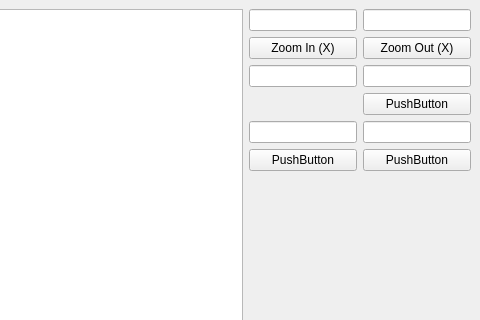
Old version of the form scripts/HFIR_4Circle_Reduction/View3DWidget.ui in the repository mantidproject/mantid; both pictures show x 711 to 1191 and y 0 to 320 of the 1191 by 593 pixel window.
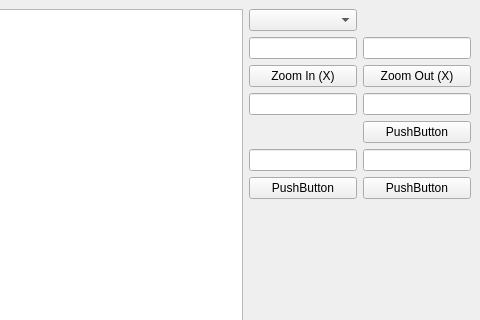
New version of the form. Custom widgets are drawn as their Qt base class.

The edit to the form file:
```diff
--- a/scripts/HFIR_4Circle_Reduction/View3DWidget.ui
+++ b/scripts/HFIR_4Circle_Reduction/View3DWidget.ui
@@ -22,14 +22,14 @@
       </item>
       <item>
        <layout class="QGridLayout" name="gridLayout_2">
-        <item row="5" column="2">
-         <widget class="QPushButton" name="pushButton">
+        <item row="4" column="3">
+         <widget class="QPushButton" name="pushButton_3">
           <property name="text">
            <string>PushButton</string>
           </property>
          </widget>
         </item>
-        <item row="0" column="2">
+        <item row="1" column="2">
          <widget class="QLineEdit" name="lineEdit_">
           <property name="sizePolicy">
            <sizepolicy hsizetype="Preferred" vsizetype="Fixed">
@@ -39,21 +39,24 @@
           </property>
          </widget>
         </item>
-        <item row="1" column="3">
-         <widget class="QPushButton" name="pushButton_5">
-          <property name="text">
-           <string>Zoom Out (X)</string>
+        <item row="3" column="3">
+         <widget class="QLineEdit" name="lineEdit_4">
+          <property name="sizePolicy">
+           <sizepolicy hsizetype="Preferred" vsizetype="Fixed">
+            <horstretch>0</horstretch>
+            <verstretch>0</verstretch>
+           </sizepolicy>
           </property>
          </widget>
         </item>
-        <item row="5" column="3">
+        <item row="6" column="3">
          <widget class="QPushButton" name="pushButton_2">
           <property name="text">
            <string>PushButton</string>
           </property>
          </widget>
         </item>
-        <item row="4" column="2">
+        <item row="5" column="2">
          <widget class="QLineEdit" name="lineEdit_5">
           <property name="sizePolicy">
            <sizepolicy hsizetype="Preferred" vsizetype="Fixed">
@@ -63,7 +66,7 @@
           </property>
          </widget>
         </item>
-        <item row="0" column="3">
+        <item row="1" column="3">
          <widget class="QLineEdit" name="lineEdit_2">
           <property name="sizePolicy">
            <sizepolicy hsizetype="Preferred" vsizetype="Fixed">
@@ -73,24 +76,14 @@
           </property>
          </widget>
         </item>
-        <item row="2" column="2">
-         <widget class="QLineEdit" name="lineEdit_3">
-          <property name="sizePolicy">
-           <sizepolicy hsizetype="Preferred" vsizetype="Fixed">
-            <horstretch>0</horstretch>
-            <verstretch>0</verstretch>
-           </sizepolicy>
-          </property>
-         </widget>
-        </item>
-        <item row="3" column="3">
-         <widget class="QPushButton" name="pushButton_3">
+        <item row="8" column="3">
+         <widget class="QPushButton" name="pushButton_quit">
           <property name="text">
-           <string>PushButton</string>
+           <string>Close</string>
           </property>
          </widget>
         </item>
-        <item row="6" column="3">
+        <item row="7" column="3">
          <spacer name="verticalSpacer">
           <property name="orientation">
            <enum>Qt::Vertical</enum>
@@ -103,40 +96,50 @@
           </property>
          </spacer>
         </item>
+        <item row="3" column="2">
+         <widget class="QLineEdit" name="lineEdit_3">
+          <property name="sizePolicy">
+           <sizepolicy hsizetype="Preferred" vsizetype="Fixed">
+            <horstretch>0</horstretch>
+            <verstretch>0</verstretch>
+           </sizepolicy>
+          </property>
+         </widget>
+        </item>
         <item row="2" column="3">
-         <widget class="QLineEdit" name="lineEdit_4">
-          <property name="sizePolicy">
-           <sizepolicy hsizetype="Preferred" vsizetype="Fixed">
-            <horstretch>0</horstretch>
-            <verstretch>0</verstretch>
-           </sizepolicy>
-          </property>
-         </widget>
-        </item>
-        <item row="4" column="3">
-         <widget class="QLineEdit" name="lineEdit_6">
-          <property name="sizePolicy">
-           <sizepolicy hsizetype="Preferred" vsizetype="Fixed">
-            <horstretch>0</horstretch>
-            <verstretch>0</verstretch>
-           </sizepolicy>
-          </property>
-         </widget>
-        </item>
-        <item row="7" column="3">
-         <widget class="QPushButton" name="pushButton_quit">
+         <widget class="QPushButton" name="pushButton_5">
           <property name="text">
-           <string>Close</string>
+           <string>Zoom Out (X)</string>
           </property>
          </widget>
         </item>
-        <item row="1" column="2">
+        <item row="2" column="2">
          <widget class="QPushButton" name="pushButton_6">
           <property name="text">
            <string>Zoom In (X)</string>
           </property>
          </widget>
         </item>
+        <item row="5" column="3">
+         <widget class="QLineEdit" name="lineEdit_6">
+          <property name="sizePolicy">
+           <sizepolicy hsizetype="Preferred" vsizetype="Fixed">
+            <horstretch>0</horstretch>
+            <verstretch>0</verstretch>
+           </sizepolicy>
+          </property>
+         </widget>
+        </item>
+        <item row="6" column="2">
+         <widget class="QPushButton" name="pushButton">
+          <property name="text">
+           <string>PushButton</string>
+          </property>
+         </widget>
+        </item>
+        <item row="0" column="2">
+         <widget class="QComboBox" name="comboBox_scans"/>
+        </item>
        </layout>
       </item>
      </layout>
```
Left out of the diff: 2 changed lines with no effect on the pictures.
